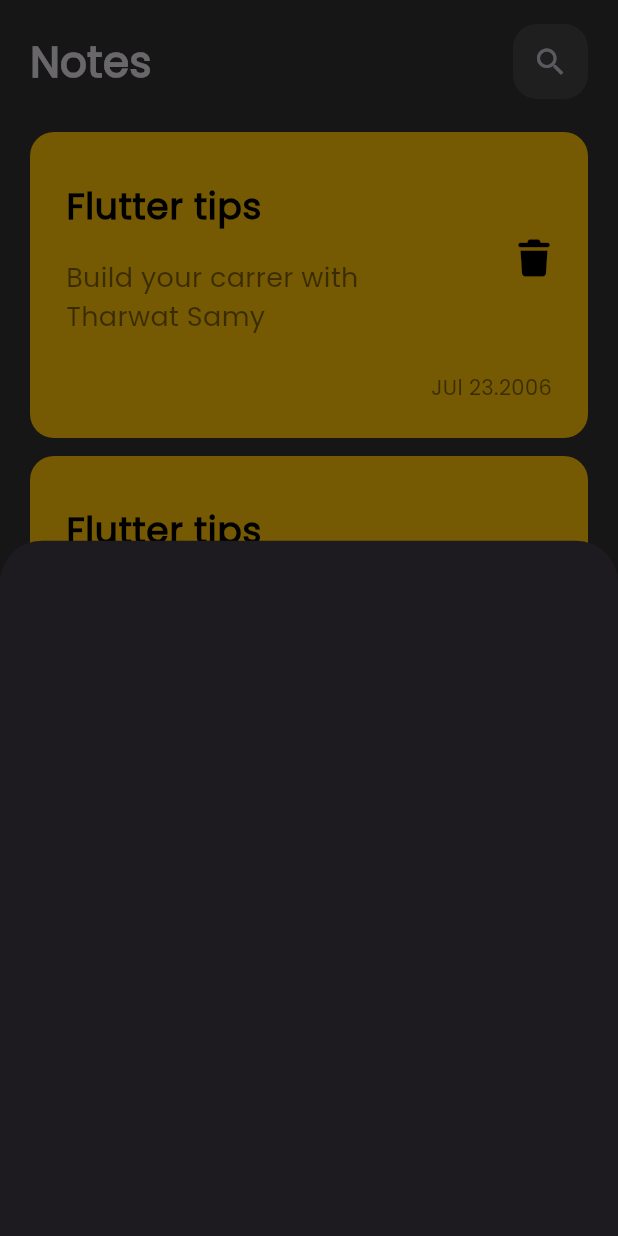
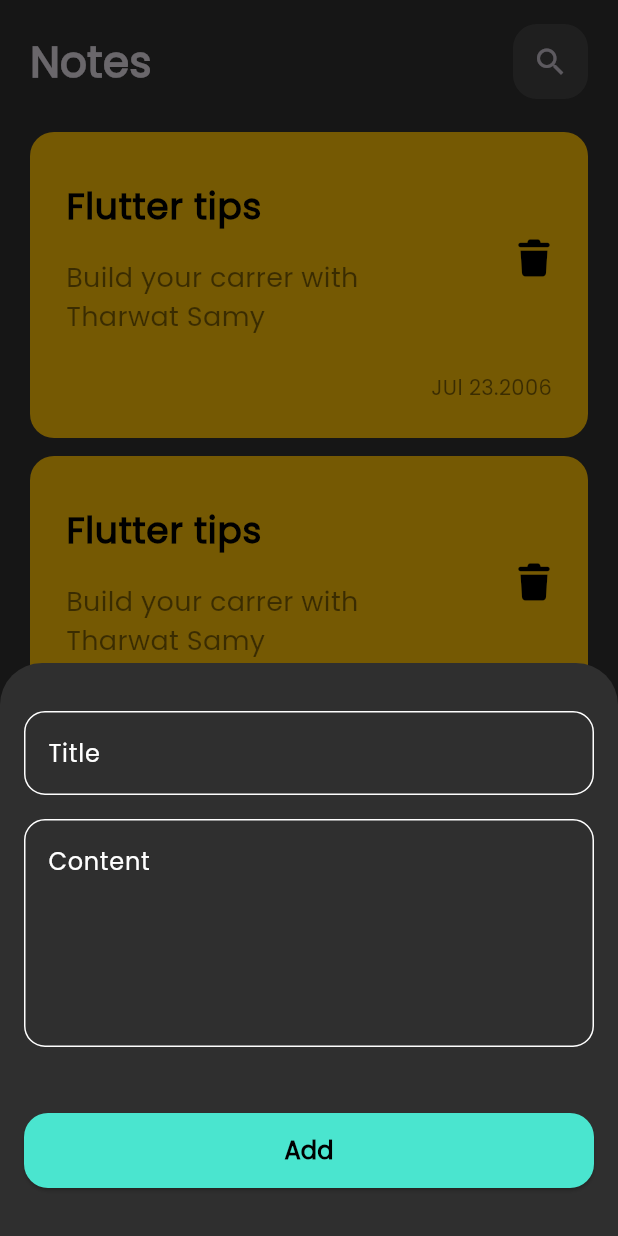
Before and after one commit to omaryasser4576/Notes-App, a Flutter app: the screen it shows after launch, after a tap on the "add" icon, on a phone screen of 412 x 824 dp. Run offline on Flutter 3.47's test engine with Material 3 defaults, Android fonts, the phone set to English and light mode, and no system bars; our stand-ins replace font_awesome_flutter.

Commit message:
create custom text field, custom button and finsh bottom sheet ui

```diff
--- /dev/null
+++ b/lib/constants.dart
@@ -0,0 +1,3 @@
+import 'package:flutter/material.dart';
+
+const kPrimaryColor = Color(0xff4AE5CF);
--- a/lib/main.dart
+++ b/lib/main.dart
@@ -16,7 +16,10 @@ class MyApp extends StatelessWidget {
       theme: ThemeData(
         brightness: Brightness.dark,
         fontFamily: 'Poppins',
-        scaffoldBackgroundColor: const Color(0xff2F2F2F)
+        scaffoldBackgroundColor: const Color(0xff2F2F2F),
+        bottomSheetTheme: const BottomSheetThemeData(
+          backgroundColor: Color(0xff2F2F2F)
+        )
       ),
       home: const NotesScreen(),
     );
--- a/lib/screens/notes_screen.dart
+++ b/lib/screens/notes_screen.dart
@@ -1,4 +1,5 @@
 import 'package:flutter/material.dart';
+import 'package:notes_app/constants.dart';
 import 'package:notes_app/screens/widgets/add_note_modal_sheet.dart';
 import 'package:notes_app/screens/widgets/notes_screen_body.dart';
 
@@ -10,12 +11,12 @@ class NotesScreen extends StatelessWidget {
     return Scaffold(
       body: const NotesScreenBody(),
       floatingActionButton: FloatingActionButton(
-        backgroundColor: Colors.lightBlue,
+        backgroundColor: kPrimaryColor,
         onPressed: () {
           showModalBottomSheet(
             context: context,
             builder: (context) {
-              return const AddNoteModalSheet();
+              return const AddNoteBottomSheet();
             },
           );
         },
--- a/lib/screens/widgets/add_note_modal_sheet.dart
+++ b/lib/screens/widgets/add_note_modal_sheet.dart
@@ -1,10 +1,25 @@
 import 'package:flutter/material.dart';
+import 'package:notes_app/screens/widgets/custom_button.dart';
+import 'package:notes_app/screens/widgets/custom_text_field.dart';
 
-class AddNoteModalSheet extends StatelessWidget {
-  const AddNoteModalSheet({super.key});
+class AddNoteBottomSheet extends StatelessWidget {
+  const AddNoteBottomSheet({super.key});
 
   @override
   Widget build(BuildContext context) {
-    return Container();
+    return const Padding(
+      padding: EdgeInsets.symmetric(vertical: 32.0 , horizontal: 16),
+      child: SingleChildScrollView(
+        child: Column(
+          children: [
+            CustomTextField(label: 'Title'),
+            SizedBox(height: 16,),
+            CustomTextField(label: 'Content', maxLines: 5,),
+            SizedBox(height: 44,),
+            CustomButton(),
+          ],
+        ),
+      ),
+    );
   }
 }
--- /dev/null
+++ b/lib/screens/widgets/custom_button.dart
@@ -0,0 +1,28 @@
+import 'package:flutter/material.dart';
+import 'package:notes_app/constants.dart';
+
+class CustomButton extends StatelessWidget {
+  const CustomButton({super.key});
+
+  @override
+  Widget build(BuildContext context) {
+    return ElevatedButton(
+      style: ElevatedButton.styleFrom(
+        backgroundColor: kPrimaryColor,
+        fixedSize: Size(MediaQuery.of(context).size.width, 50),
+        shape: RoundedRectangleBorder(
+          borderRadius: BorderRadius.circular(16),
+        ) ,
+      ),
+      onPressed: (){},
+      child: const Text(
+        'Add',
+        style: TextStyle(
+          fontWeight: FontWeight.bold,
+          color: Colors.black,
+          fontSize: 16,
+        ),
+      ),
+    );
+  }
+}
--- /dev/null
+++ b/lib/screens/widgets/custom_text_field.dart
@@ -0,0 +1,31 @@
+import 'package:flutter/material.dart';
+import 'package:notes_app/constants.dart';
+
+class CustomTextField extends StatelessWidget {
+  const CustomTextField({super.key, required this.label, this.maxLines = 1});
+
+  final String label;
+  final int maxLines;
+
+  @override
+  Widget build(BuildContext context) {
+    return TextField(
+      maxLines: maxLines,
+      cursorColor: kPrimaryColor,
+      decoration: InputDecoration(
+        labelText: label,
+        labelStyle: const TextStyle(color: Colors.white),
+        alignLabelWithHint: true,
+        enabledBorder: buildBorder(),
+        focusedBorder: buildBorder(color: kPrimaryColor),
+      ),
+    );
+  }
+
+  OutlineInputBorder buildBorder({Color? color}) {
+    return OutlineInputBorder(
+      borderRadius: BorderRadius.circular(14),
+      borderSide: BorderSide(color: color ?? Colors.white),
+    );
+  }
+}
```
